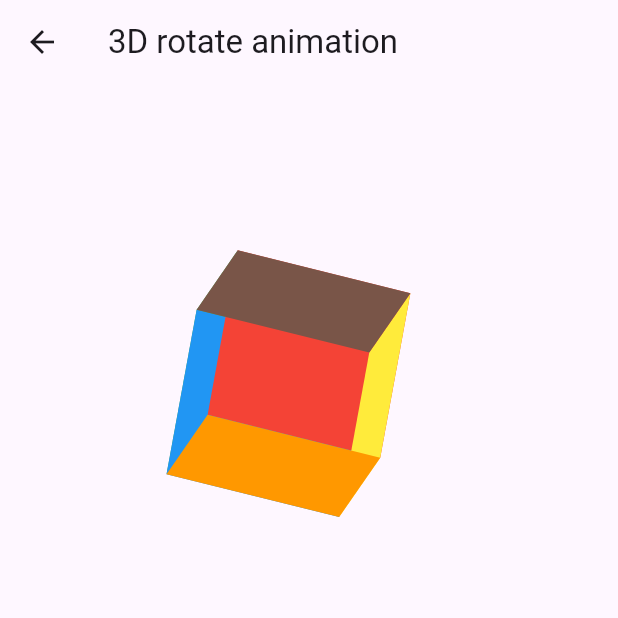
After one commit to alitann/flutter_animations, a Flutter app: the screen it shows after launch, after a tap on "3D Rotate animation", on a phone screen of 412 x 824 dp, the top half of it. The commit adds this screen. Run offline on Flutter 3.47's test engine with Material 3 defaults, Android fonts, the phone set to English and light mode, and no system bars.

Commit message:
3d animations

```diff
--- a/lib/home_page.dart
+++ b/lib/home_page.dart
@@ -1,4 +1,5 @@
-import 'package:animations/rotate_animations.dart';
+import 'package:animations/pages/rotate_animations_page.dart';
+import 'package:animations/pages/threed_rotate_animation_page.dart';
 import 'package:animations/widgets/navigate_button.dart';
 import 'package:flutter/material.dart';
 
@@ -22,6 +23,10 @@ class HomePage extends StatelessWidget {
                   title: 'Rotate animations',
                   navigationPage: RotateAnimationsPage(),
                 ),
+                NavigatorButton(
+                  title: '3D Rotate animation',
+                  navigationPage: ThreeDRotateAnimationPage(),
+                ),
               ],
             ),
           ),
--- a/lib/rotate_animations.dart
+++ b/lib/pages/rotate_animations_page.dart
@@ -75,7 +75,9 @@ class _RotateAnimationsPageState extends State<RotateAnimationsPage>
     });
 
     return Scaffold(
-      appBar: AppBar(),
+      appBar: AppBar(
+        title: const Text('Rotate animations'),
+      ),
       body: SafeArea(
         child: Center(
           child: AnimatedBuilder(
--- /dev/null
+++ b/lib/pages/threed_rotate_animation_page.dart
@@ -0,0 +1,154 @@
+import 'dart:math';
+import 'package:flutter/material.dart';
+import 'package:vector_math/vector_math_64.dart' show Vector3;
+
+class ThreeDRotateAnimationPage extends StatefulWidget {
+  const ThreeDRotateAnimationPage({super.key});
+
+  @override
+  State<ThreeDRotateAnimationPage> createState() =>
+      _ThreeDRotateAnimationPageState();
+}
+
+const widthAndHeight = 120.0;
+
+class _ThreeDRotateAnimationPageState extends State<ThreeDRotateAnimationPage>
+    with TickerProviderStateMixin {
+  late AnimationController _xAnimationController;
+  late AnimationController _yAnimationController;
+  late AnimationController _zAnimationController;
+
+  late Tween<double> _animation;
+
+  @override
+  void dispose() {
+    _xAnimationController.dispose();
+    _yAnimationController.dispose();
+    _zAnimationController.dispose();
+    super.dispose();
+  }
+
+  @override
+  void initState() {
+    _xAnimationController =
+        AnimationController(vsync: this, duration: const Duration(seconds: 20));
+
+    _yAnimationController =
+        AnimationController(vsync: this, duration: const Duration(seconds: 30));
+
+    _zAnimationController =
+        AnimationController(vsync: this, duration: const Duration(seconds: 40));
+
+    _animation = Tween<double>(
+      begin: 0,
+      end: pi * 2,
+    );
+
+    super.initState();
+  }
+
+  @override
+  Widget build(BuildContext context) {
+    _xAnimationController
+      ..reset()
+      ..repeat();
+
+    _yAnimationController
+      ..reset()
+      ..repeat();
+
+    _zAnimationController
+      ..reset()
+      ..repeat();
+
+    return Scaffold(
+      appBar: AppBar(
+        title: const Text('3D rotate animation'),
+      ),
+      body: Center(
+        child: Column(
+          children: [
+            const SizedBox(height: widthAndHeight),
+            AnimatedBuilder(
+              animation: Listenable.merge([
+                _xAnimationController,
+                _yAnimationController,
+                _zAnimationController,
+              ]),
+              builder: (BuildContext context, Widget? child) {
+                return Transform(
+                  alignment: Alignment.center,
+                  transform: Matrix4.identity()
+                    ..rotateX(_animation.evaluate(_xAnimationController))
+                    ..rotateY(_animation.evaluate(_yAnimationController))
+                    ..rotateZ(_animation.evaluate(_zAnimationController)),
+                  child: Stack(
+                    children: [
+                      //Left side
+                      Transform(
+                        alignment: Alignment.centerLeft,
+                        transform: Matrix4.identity()..rotateY(pi / 2),
+                        child: Container(
+                          color: Colors.green,
+                          height: widthAndHeight,
+                          width: widthAndHeight,
+                        ),
+                      ),
+                      // Back side
+                      Transform(
+                        alignment: Alignment.center,
+                        transform: Matrix4.identity()
+                          ..translate(Vector3(0, 0, -widthAndHeight)),
+                        child: Container(
+                          color: Colors.blue,
+                          height: widthAndHeight,
+                          width: widthAndHeight,
+                        ),
+                      ),
+                      //Front
+                      Container(
+                        color: Colors.red,
+                        height: widthAndHeight,
+                        width: widthAndHeight,
+                      ),
+                      //Right side
+                      Transform(
+                        alignment: Alignment.centerRight,
+                        transform: Matrix4.identity()..rotateY(-(pi / 2)),
+                        child: Container(
+                          color: Colors.yellow,
+                          height: widthAndHeight,
+                          width: widthAndHeight,
+                        ),
+                      ),
+                      //Top side
+                      Transform(
+                        alignment: Alignment.topCenter,
+                        transform: Matrix4.identity()..rotateX(-(pi / 2)),
+                        child: Container(
+                          color: Colors.brown,
+                          height: widthAndHeight,
+                          width: widthAndHeight,
+                        ),
+                      ),
+                      //Bottom side
+                      Transform(
+                        alignment: Alignment.bottomCenter,
+                        transform: Matrix4.identity()..rotateX(pi / 2),
+                        child: Container(
+                          color: Colors.orange,
+                          height: widthAndHeight,
+                          width: widthAndHeight,
+                        ),
+                      ),
+                    ],
+                  ),
+                );
+              },
+            ),
+          ],
+        ),
+      ),
+    );
+  }
+}
--- a/lib/widgets/navigate_button.dart
+++ b/lib/widgets/navigate_button.dart
@@ -21,9 +21,9 @@ class NavigatorButton extends StatelessWidget {
   @override
   Widget build(BuildContext context) {
     return ElevatedButton(
-      child: const Text(
-        'Rotate animations samples',
-        style: TextStyle(color: Colors.white),
+      child: Text(
+        title,
+        style: const TextStyle(color: Colors.white),
       ),
       onPressed: () {
         _navigateToAnimation(
--- a/pubspec.yaml
+++ b/pubspec.yaml
@@ -31,6 +31,7 @@ dependencies:
   cupertino_icons: ^1.0.2
   flutter:
     sdk: flutter
+  vector_math: ^2.1.4
 
   # The following adds the Cupertino Icons font to your application.
   # Use with the CupertinoIcons class for iOS style icons.
```
Also changed, not shown: pubspec.lock.
